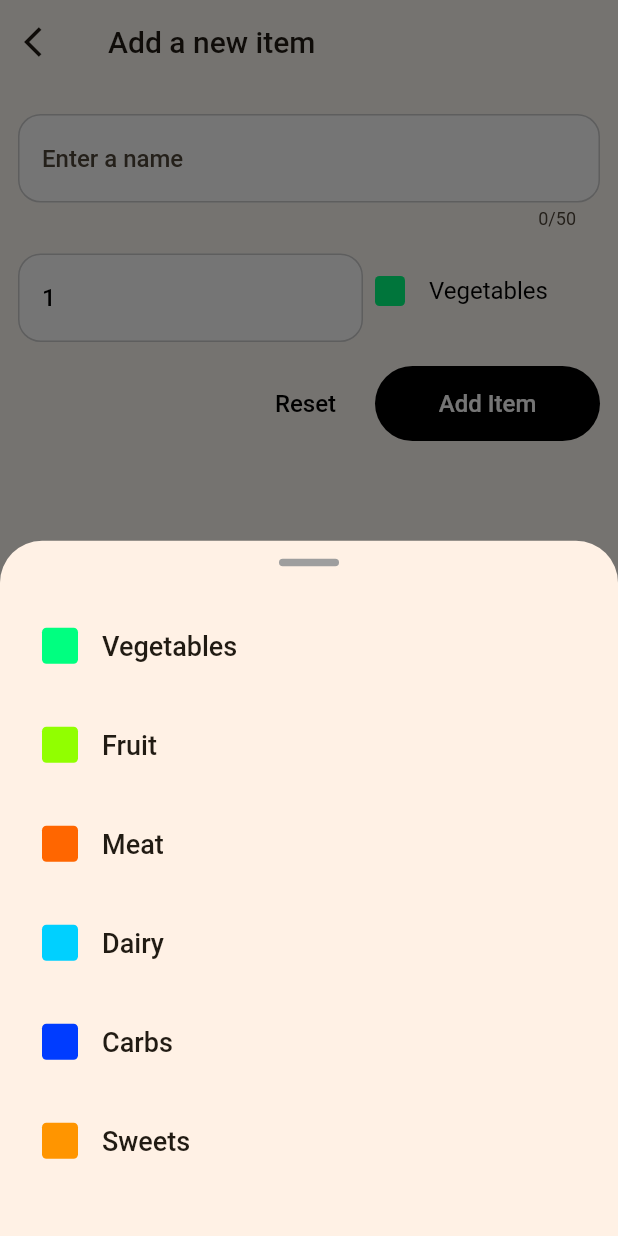
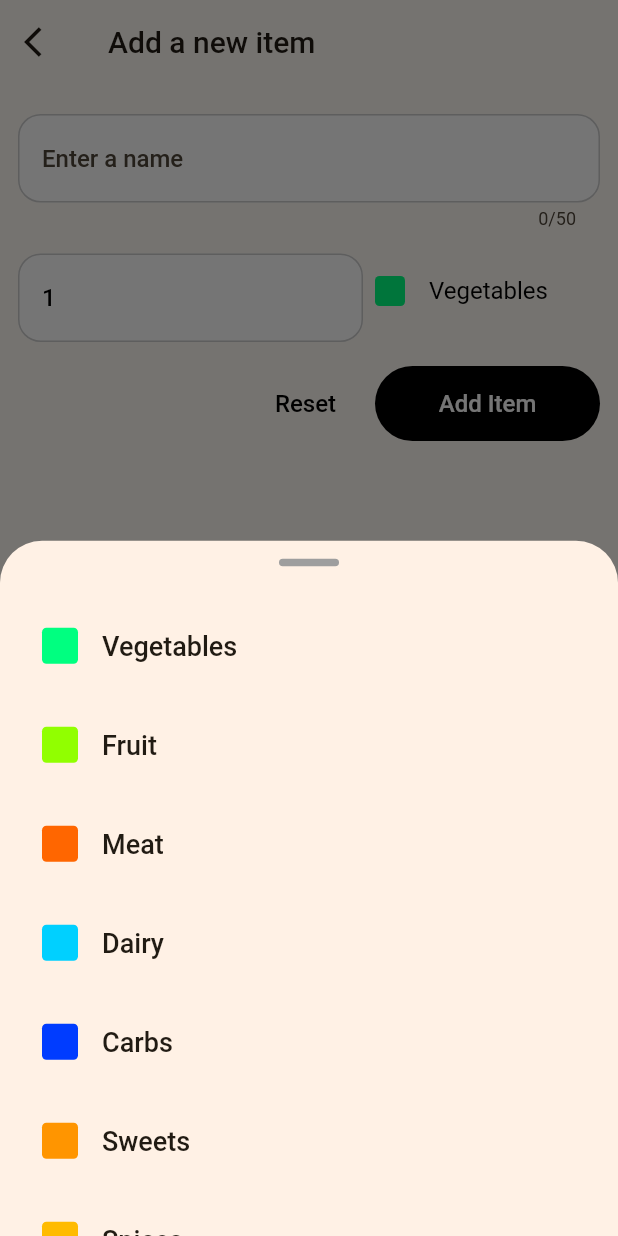
Before and after one commit to dayojiboye/shopping-list, a Flutter app: the NewItemScreen screen opened directly, after a tap on "Vegetables", on a phone screen of 412 x 824 dp. Run offline on Flutter 3.47's test engine with Material 2 defaults, Android fonts, the phone set to English and light mode, and no system bars; network calls fail.

Commit message:
fix: minor fixes

```diff
--- a/lib/screens/new_item.dart
+++ b/lib/screens/new_item.dart
@@ -8,7 +8,6 @@ import 'package:shopping_list/models/category.dart';
 import 'package:shopping_list/models/grocery_item.dart';
 import "package:http/http.dart" as http;
 import 'package:shopping_list/utils/custom_snackbar.dart';
-import 'package:shopping_list/widgets/app_progress_indicator.dart';
 import 'package:shopping_list/widgets/app_text_button.dart';
 import 'package:shopping_list/widgets/app_text_form_field.dart';
 import 'package:shopping_list/widgets/categories_button.dart';
--- a/lib/utils/custom_bottomsheet.dart
+++ b/lib/utils/custom_bottomsheet.dart
@@ -15,7 +15,8 @@ class CustomBottomsheet {
       builder: (ctx) => SizedBox(
         width: double.infinity,
         child: Padding(
-          padding: const EdgeInsets.all(12),
+          // padding: const EdgeInsets.all(12),
+          padding: const EdgeInsets.only(top: 12, left: 12, right: 12),
           child: Column(
             children: [
               // bottom sheet top handle
--- a/lib/widgets/touchable_opacity.dart
+++ b/lib/widgets/touchable_opacity.dart
@@ -4,7 +4,7 @@ import 'package:shopping_list/widgets/app_progress_indicator.dart';
 class TouchableOpacity extends StatefulWidget {
   const TouchableOpacity({
     required this.child,
-    this.isCentered = true,
+    this.alignment = Alignment.center,
     this.onTap,
     this.onLongPress,
     this.decoration,
@@ -22,7 +22,7 @@ class TouchableOpacity extends StatefulWidget {
   }) : super(key: key);
 
   final Widget child;
-  final bool isCentered;
+  final AlignmentGeometry alignment;
   final double? width;
   final double? height;
   final EdgeInsetsGeometry? padding;
@@ -87,6 +87,7 @@ class _TouchableOpacityState extends State<TouchableOpacity> {
           opacity: isTappedDown ? 0.6 : 1.0,
           duration: const Duration(milliseconds: 250),
           child: Container(
+            alignment: widget.alignment,
             width: widget.width,
             height: widget.height,
             decoration: widget.decoration ??
@@ -98,19 +99,13 @@ class _TouchableOpacityState extends State<TouchableOpacity> {
                 ),
             padding: widget.padding,
             child: widget.loading
-                ? const Center(
-                    child: SizedBox(
+                ? const SizedBox(
                     height: 16,
                     width: 16,
                     child: AppProgressIndicator(
                       color: Colors.white,
                       backgroundColor: Colors.black,
                     ),
-                    ),
-                  )
-                : widget.isCentered
-                    ? Center(
-                        child: widget.child,
                   )
                 : widget.child,
           ),
```
Also changed, not shown: 1 other file. Lines whose indentation alone changed are shown as unchanged.
